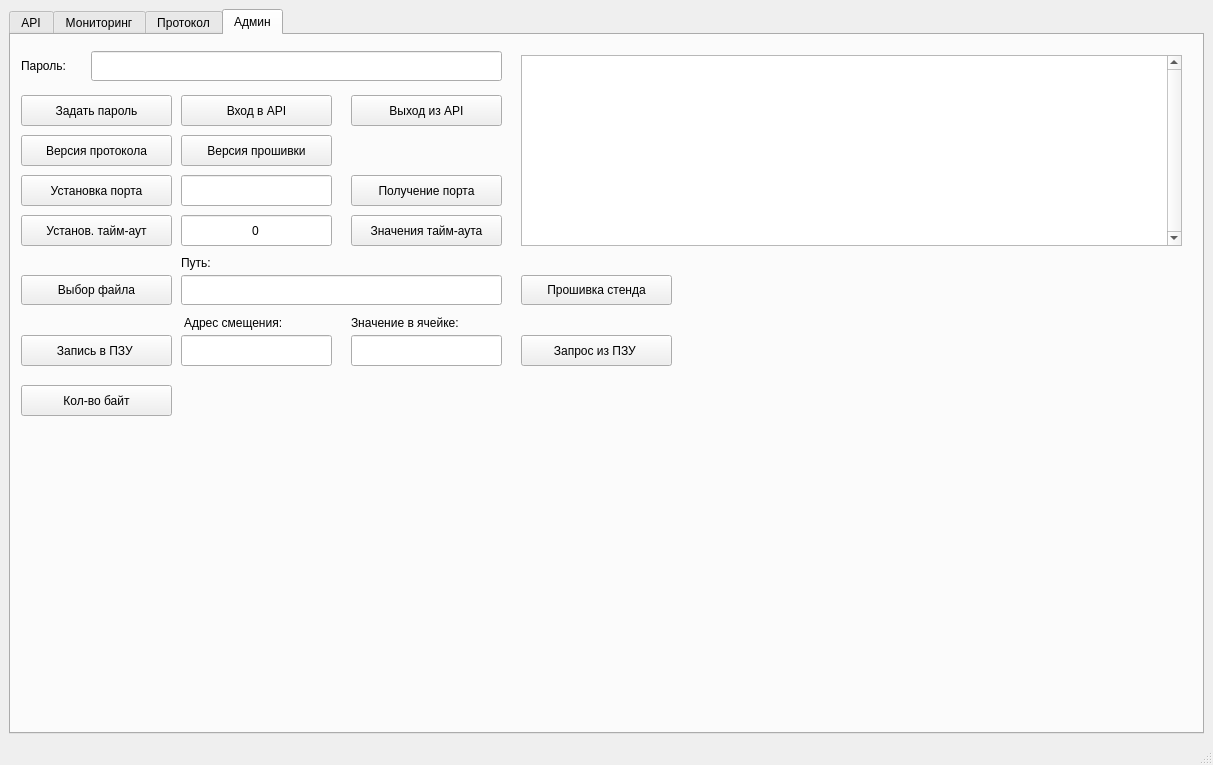
Old version of the form forms/mainwindow.ui in the repository LukArty/QKD_techPO.
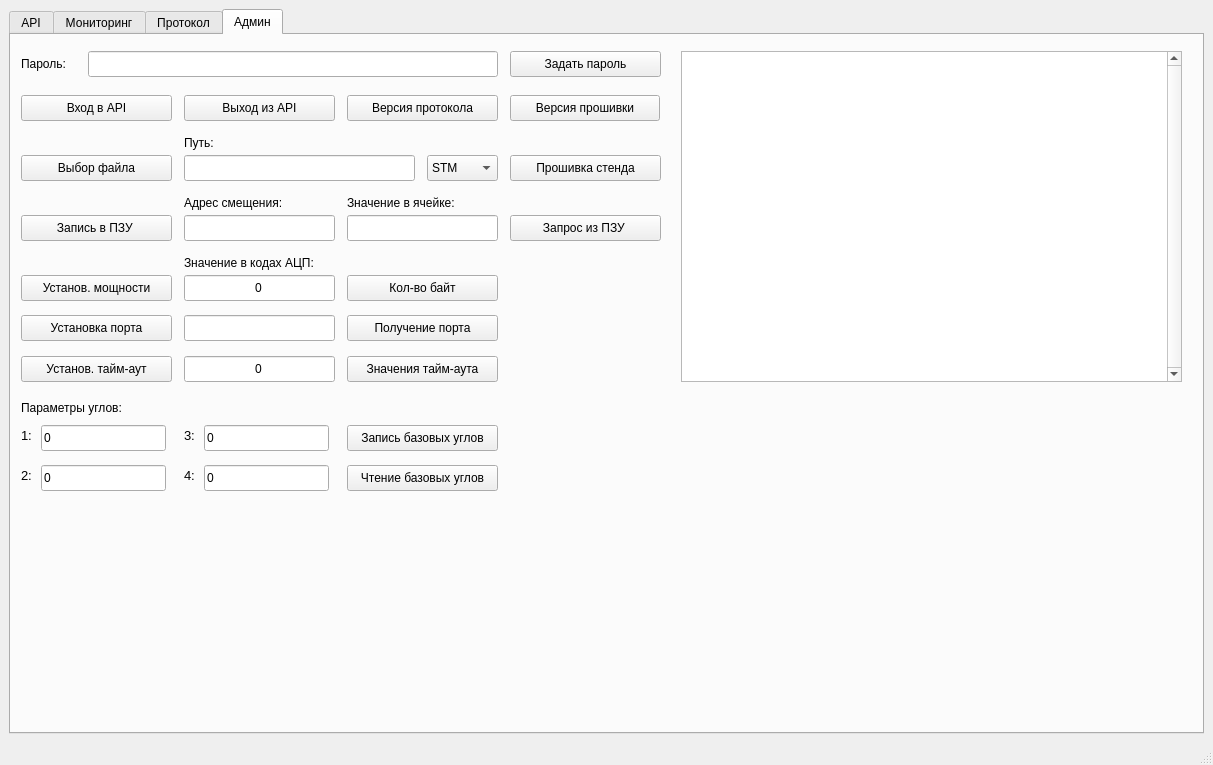
New version of the form. The open tabs and pages were chosen to show the change. Icons and pictures are not drawn. Custom widgets are drawn as their Qt base class.

Diff of the .ui file:
```diff
--- a/forms/mainwindow.ui
+++ b/forms/mainwindow.ui
@@ -3086,12 +3086,17 @@
        <widget class="QPushButton" name="CreateConfigSecret">
         <property name="geometry">
          <rect>
-          <x>10</x>
-          <y>60</y>
+          <x>499</x>
+          <y>16</y>
           <width>151</width>
-          <height>31</height>
+          <height>26</height>
          </rect>
         </property>
+        <property name="font">
+         <font>
+          <pointsize>9</pointsize>
+         </font>
+        </property>
         <property name="text">
          <string>Задать пароль</string>
         </property>
@@ -3099,22 +3104,32 @@
        <widget class="QLineEdit" name="password">
         <property name="geometry">
          <rect>
-          <x>80</x>
+          <x>77</x>
           <y>16</y>
-          <width>411</width>
-          <height>30</height>
+          <width>410</width>
+          <height>26</height>
          </rect>
         </property>
+        <property name="font">
+         <font>
+          <pointsize>9</pointsize>
+         </font>
+        </property>
        </widget>
        <widget class="QPushButton" name="OpenConfigMode">
         <property name="geometry">
          <rect>
-          <x>170</x>
+          <x>10</x>
           <y>60</y>
           <width>151</width>
-          <height>31</height>
+          <height>26</height>
          </rect>
         </property>
+        <property name="font">
+         <font>
+          <pointsize>9</pointsize>
+         </font>
+        </property>
         <property name="text">
          <string>Вход в API</string>
         </property>
@@ -3124,8 +3139,8 @@
          <rect>
           <x>10</x>
           <y>16</y>
-          <width>101</width>
-          <height>30</height>
+          <width>71</width>
+          <height>26</height>
          </rect>
         </property>
         <property name="font">
@@ -3140,12 +3155,17 @@
        <widget class="QPushButton" name="CloseConfigMode">
         <property name="geometry">
          <rect>
-          <x>340</x>
+          <x>173</x>
           <y>60</y>
           <width>151</width>
-          <height>31</height>
+          <height>26</height>
          </rect>
         </property>
+        <property name="font">
+         <font>
+          <pointsize>9</pointsize>
+         </font>
+        </property>
         <property name="text">
          <string>Выход из API</string>
         </property>
@@ -3156,10 +3176,10 @@
         </property>
         <property name="geometry">
          <rect>
-          <x>510</x>
-          <y>20</y>
-          <width>661</width>
-          <height>191</height>
+          <x>670</x>
+          <y>16</y>
+          <width>501</width>
+          <height>331</height>
          </rect>
         </property>
         <property name="sizePolicy">
@@ -3218,12 +3238,17 @@
        <widget class="QPushButton" name="GetProtocolVersion">
         <property name="geometry">
          <rect>
-          <x>10</x>
-          <y>100</y>
+          <x>336</x>
+          <y>60</y>
           <width>151</width>
-          <height>31</height>
+          <height>26</height>
          </rect>
         </property>
+        <property name="font">
+         <font>
+          <pointsize>9</pointsize>
+         </font>
+        </property>
         <property name="text">
          <string>Версия протокола</string>
         </property>
@@ -3231,12 +3256,17 @@
        <widget class="QPushButton" name="FirmwareUpdate">
         <property name="geometry">
          <rect>
-          <x>510</x>
-          <y>240</y>
+          <x>499</x>
+          <y>120</y>
           <width>151</width>
-          <height>30</height>
+          <height>26</height>
          </rect>
         </property>
+        <property name="font">
+         <font>
+          <pointsize>9</pointsize>
+         </font>
+        </property>
         <property name="text">
          <string>Прошивка стенда</string>
         </property>
@@ -3244,12 +3274,17 @@
        <widget class="QPushButton" name="GetProtocolFirmwareVersion">
         <property name="geometry">
          <rect>
-          <x>170</x>
-          <y>100</y>
-          <width>151</width>
-          <height>31</height>
+          <x>499</x>
+          <y>60</y>
+          <width>150</width>
+          <height>26</height>
          </rect>
         </property>
+        <property name="font">
+         <font>
+          <pointsize>9</pointsize>
+         </font>
+        </property>
         <property name="text">
          <string>Версия прошивки</string>
         </property>
@@ -3257,12 +3292,17 @@
        <widget class="QPushButton" name="GetMaxPayloadSize">
         <property name="geometry">
          <rect>
-          <x>10</x>
-          <y>350</y>
+          <x>336</x>
+          <y>240</y>
           <width>151</width>
-          <height>31</height>
+          <height>26</height>
          </rect>
         </property>
+        <property name="font">
+         <font>
+          <pointsize>9</pointsize>
+         </font>
+        </property>
         <property name="text">
          <string>Кол-во байт</string>
         </property>
@@ -3270,12 +3310,17 @@
        <widget class="QPushButton" name="GetComPortName">
         <property name="geometry">
          <rect>
-          <x>340</x>
-          <y>140</y>
+          <x>336</x>
+          <y>280</y>
           <width>151</width>
-          <height>31</height>
+          <height>26</height>
          </rect>
         </property>
+        <property name="font">
+         <font>
+          <pointsize>9</pointsize>
+         </font>
+        </property>
         <property name="text">
          <string>Получение порта</string>
         </property>
@@ -3284,11 +3329,16 @@
         <property name="geometry">
          <rect>
           <x>10</x>
-          <y>140</y>
+          <y>280</y>
           <width>151</width>
-          <height>31</height>
+          <height>26</height>
          </rect>
         </property>
+        <property name="font">
+         <font>
+          <pointsize>9</pointsize>
+         </font>
+        </property>
         <property name="text">
          <string>Установка порта</string>
         </property>
@@ -3296,32 +3346,47 @@
        <widget class="QLineEdit" name="Port">
         <property name="geometry">
          <rect>
-          <x>170</x>
-          <y>140</y>
+          <x>173</x>
+          <y>280</y>
           <width>151</width>
-          <height>31</height>
+          <height>26</height>
          </rect>
         </property>
+        <property name="font">
+         <font>
+          <pointsize>9</pointsize>
+         </font>
+        </property>
        </widget>
        <widget class="QLineEdit" name="File_path">
         <property name="geometry">
          <rect>
-          <x>170</x>
-          <y>240</y>
-          <width>321</width>
-          <height>30</height>
+          <x>173</x>
+          <y>120</y>
+          <width>231</width>
+          <height>26</height>
          </rect>
         </property>
+        <property name="font">
+         <font>
+          <pointsize>9</pointsize>
+         </font>
+        </property>
        </widget>
        <widget class="QPushButton" name="GetTimeoutBut">
         <property name="geometry">
          <rect>
-          <x>340</x>
-          <y>180</y>
+          <x>336</x>
+          <y>321</y>
           <width>151</width>
-          <height>31</height>
+          <height>26</height>
          </rect>
         </property>
+        <property name="font">
+         <font>
+          <pointsize>9</pointsize>
+         </font>
+        </property>
         <property name="text">
          <string>Значения тайм-аута</string>
         </property>
@@ -3330,11 +3395,16 @@
         <property name="geometry">
          <rect>
           <x>10</x>
-          <y>180</y>
+          <y>321</y>
           <width>151</width>
-          <height>31</height>
+          <height>26</height>
          </rect>
         </property>
+        <property name="font">
+         <font>
+          <pointsize>9</pointsize>
+         </font>
+        </property>
         <property name="text">
          <string>Установ. тайм-аут</string>
         </property>
@@ -3342,12 +3412,17 @@
        <widget class="QLineEdit" name="TimeoutValue">
         <property name="geometry">
          <rect>
-          <x>170</x>
-          <y>180</y>
+          <x>173</x>
+          <y>321</y>
           <width>151</width>
-          <height>31</height>
+          <height>26</height>
          </rect>
         </property>
+        <property name="font">
+         <font>
+          <pointsize>9</pointsize>
+         </font>
+        </property>
         <property name="text">
          <string>0</string>
         </property>
@@ -3358,8 +3433,8 @@
        <widget class="QLabel" name="label_75">
         <property name="geometry">
          <rect>
-          <x>170</x>
-          <y>220</y>
+          <x>173</x>
+          <y>100</y>
           <width>41</width>
           <height>16</height>
          </rect>
@@ -3377,11 +3452,16 @@
         <property name="geometry">
          <rect>
           <x>10</x>
-          <y>240</y>
+          <y>120</y>
           <width>151</width>
-          <height>30</height>
+          <height>26</height>
          </rect>
         </property>
+        <property name="font">
+         <font>
+          <pointsize>9</pointsize>
+         </font>
+        </property>
         <property name="text">
          <string>Выбор файла</string>
         </property>
@@ -3390,11 +3470,16 @@
         <property name="geometry">
          <rect>
           <x>10</x>
-          <y>300</y>
+          <y>180</y>
           <width>151</width>
-          <height>31</height>
+          <height>26</height>
          </rect>
         </property>
+        <property name="font">
+         <font>
+          <pointsize>9</pointsize>
+         </font>
+        </property>
         <property name="text">
          <string>Запись в ПЗУ </string>
         </property>
@@ -3402,28 +3487,38 @@
        <widget class="QLineEdit" name="Address">
         <property name="geometry">
          <rect>
-          <x>170</x>
-          <y>300</y>
+          <x>173</x>
+          <y>180</y>
           <width>151</width>
-          <height>31</height>
+          <height>26</height>
          </rect>
         </property>
+        <property name="font">
+         <font>
+          <pointsize>9</pointsize>
+         </font>
+        </property>
        </widget>
        <widget class="QLineEdit" name="Value">
         <property name="geometry">
          <rect>
-          <x>340</x>
-          <y>300</y>
+          <x>336</x>
+          <y>180</y>
           <width>151</width>
-          <height>31</height>
+          <height>26</height>
          </rect>
         </property>
+        <property name="font">
+         <font>
+          <pointsize>9</pointsize>
+         </font>
+        </property>
        </widget>
        <widget class="QLabel" name="label_76">
         <property name="geometry">
          <rect>
           <x>173</x>
-          <y>280</y>
+          <y>160</y>
           <width>144</width>
           <height>16</height>
          </rect>
@@ -3440,8 +3535,8 @@
        <widget class="QLabel" name="label_77">
         <property name="geometry">
          <rect>
-          <x>340</x>
-          <y>280</y>
+          <x>336</x>
+          <y>160</y>
           <width>144</width>
           <height>16</height>
          </rect>
@@ -3458,16 +3553,311 @@
        <widget class="QPushButton" name="ReadEEPROM">
         <property name="geometry">
          <rect>
-          <x>510</x>
-          <y>300</y>
+          <x>499</x>
+          <y>180</y>
           <width>151</width>
-          <height>31</height>
+          <height>26</height>
          </rect>
         </property>
+        <property name="font">
+         <font>
+          <pointsize>9</pointsize>
+         </font>
+        </property>
         <property name="text">
          <string>Запрос из ПЗУ </string>
         </property>
        </widget>
+       <widget class="QPushButton" name="SetLaserPowerBut_2">
+        <property name="geometry">
+         <rect>
+          <x>10</x>
+          <y>240</y>
+          <width>151</width>
+          <height>26</height>
+         </rect>
+        </property>
+        <property name="minimumSize">
+         <size>
+          <width>150</width>
+          <height>0</height>
+         </size>
+        </property>
+        <property name="font">
+         <font>
+          <pointsize>9</pointsize>
+         </font>
+        </property>
+        <property name="text">
+         <string>Установ. мощности</string>
+        </property>
+       </widget>
+       <widget class="QLineEdit" name="LaserPowerValue_2">
+        <property name="geometry">
+         <rect>
+          <x>173</x>
+          <y>240</y>
+          <width>151</width>
+          <height>26</height>
+         </rect>
+        </property>
+        <property name="minimumSize">
+         <size>
+          <width>150</width>
+          <height>0</height>
+         </size>
+        </property>
+        <property name="font">
+         <font>
+          <pointsize>9</pointsize>
+         </font>
+        </property>
+        <property name="text">
+         <string>0</string>
+        </property>
+        <property name="maxLength">
+         <number>3</number>
+        </property>
+        <property name="alignment">
+         <set>Qt::AlignCenter</set>
+        </property>
+       </widget>
+       <widget class="QLabel" name="label_78">
+        <property name="geometry">
+         <rect>
+          <x>173</x>
+          <y>220</y>
+          <width>144</width>
+          <height>16</height>
+         </rect>
+        </property>
+        <property name="font">
+         <font>
+          <pointsize>9</pointsize>
+         </font>
+        </property>
+        <property name="text">
+         <string>Значение в кодах АЦП:</string>
+        </property>
+       </widget>
+       <widget class="QLabel" name="label_79">
+        <property name="geometry">
+         <rect>
+          <x>10</x>
+          <y>360</y>
+          <width>151</width>
+          <height>26</height>
+         </rect>
+        </property>
+        <property name="font">
+         <font>
+          <pointsize>9</pointsize>
+         </font>
+        </property>
+        <property name="text">
+         <string>Параметры углов:</string>
+        </property>
+       </widget>
+       <widget class="QLineEdit" name="InitAngles1_2">
+        <property name="geometry">
+         <rect>
+          <x>30</x>
+          <y>390</y>
+          <width>125</width>
+          <height>26</height>
+         </rect>
+        </property>
+        <property name="font">
+         <font>
+          <pointsize>9</pointsize>
+         </font>
+        </property>
+        <property name="text">
+         <string>0</string>
+        </property>
+       </widget>
+       <widget class="QLineEdit" name="InitAngles3_2">
+        <property name="geometry">
+         <rect>
+          <x>193</x>
+          <y>390</y>
+          <width>125</width>
+          <height>26</height>
+         </rect>
+        </property>
+        <property name="font">
+         <font>
+          <pointsize>9</pointsize>
+         </font>
+        </property>
+        <property name="text">
+         <string>0</string>
+        </property>
+       </widget>
+       <widget class="QLabel" name="label_38">
+        <property name="geometry">
+         <rect>
+          <x>10</x>
+          <y>390</y>
+          <width>20</width>
+          <height>21</height>
+         </rect>
+        </property>
+        <property name="font">
+         <font>
+          <pointsize>10</pointsize>
+         </font>
+        </property>
+        <property name="text">
+         <string>1:</string>
+        </property>
+       </widget>
+       <widget class="QLabel" name="label_39">
+        <property name="geometry">
+         <rect>
+          <x>173</x>
+          <y>430</y>
+          <width>20</width>
+          <height>21</height>
+         </rect>
+        </property>
+        <property name="font">
+         <font>
+          <pointsize>10</pointsize>
+         </font>
+        </property>
+        <property name="text">
+         <string>4:</string>
+        </property>
+       </widget>
+       <widget class="QLineEdit" name="InitAngles2_2">
+        <property name="geometry">
+         <rect>
+          <x>30</x>
+          <y>430</y>
+          <width>125</width>
+          <height>26</height>
+         </rect>
+        </property>
+        <property name="font">
+         <font>
+          <pointsize>9</pointsize>
+         </font>
+        </property>
+        <property name="text">
+         <string>0</string>
+        </property>
+       </widget>
+       <widget class="QLabel" name="label_40">
+        <property name="geometry">
+         <rect>
+          <x>10</x>
+          <y>430</y>
+          <width>20</width>
+          <height>21</height>
+         </rect>
+        </property>
+        <property name="font">
+         <font>
+          <pointsize>10</pointsize>
+         </font>
+        </property>
+        <property name="text">
+         <string>2:</string>
+        </property>
+       </widget>
+       <widget class="QLabel" name="label_41">
+        <property name="geometry">
+         <rect>
+          <x>173</x>
+          <y>390</y>
+          <width>20</width>
+          <height>21</height>
+         </rect>
+        </property>
+        <property name="font">
+         <font>
+          <pointsize>10</pointsize>
+         </font>
+        </property>
+        <property name="text">
+         <string>3:</string>
+        </property>
+       </widget>
+       <widget class="QLineEdit" name="InitAngles4_2">
+        <property name="geometry">
+         <rect>
+          <x>193</x>
+          <y>430</y>
+          <width>125</width>
+          <height>26</height>
+         </rect>
+        </property>
+        <property name="font">
+         <font>
+          <pointsize>9</pointsize>
+         </font>
+        </property>
+        <property name="text">
+         <string>0</string>
+        </property>
+       </widget>
+       <widget class="QPushButton" name="UpdateBaseAngles">
+        <property name="geometry">
+         <rect>
+          <x>336</x>
+          <y>390</y>
+          <width>151</width>
+          <height>26</height>
+         </rect>
+        </property>
+        <property name="font">
+         <font>
+          <pointsize>9</pointsize>
+         </font>
+        </property>
+        <property name="text">
+         <string>Запись базовых углов</string>
+        </property>
+       </widget>
+       <widget class="QPushButton" name="ReadBaseAngles_2">
+        <property name="geometry">
+         <rect>
+          <x>336</x>
+          <y>430</y>
+          <width>151</width>
+          <height>26</height>
+         </rect>
+        </property>
+        <property name="font">
+         <font>
+          <pointsize>9</pointsize>
+         </font>
+        </property>
+        <property name="text">
+         <string>Чтение базовых углов</string>
+        </property>
+       </widget>
+       <widget class="QComboBox" name="Type_platform">
+        <property name="geometry">
+         <rect>
+          <x>416</x>
+          <y>120</y>
+          <width>71</width>
+          <height>26</height>
+         </rect>
+        </property>
+        <item>
+         <property name="text">
+          <string>STM</string>
+         </property>
+        </item>
+        <item>
+         <property name="text">
+          <string>Arduino</string>
+         </property>
+        </item>
+       </widget>
       </widget>
      </widget>
     </item>
```
Left out of the diff: 64 changed lines with no effect on the pictures.
